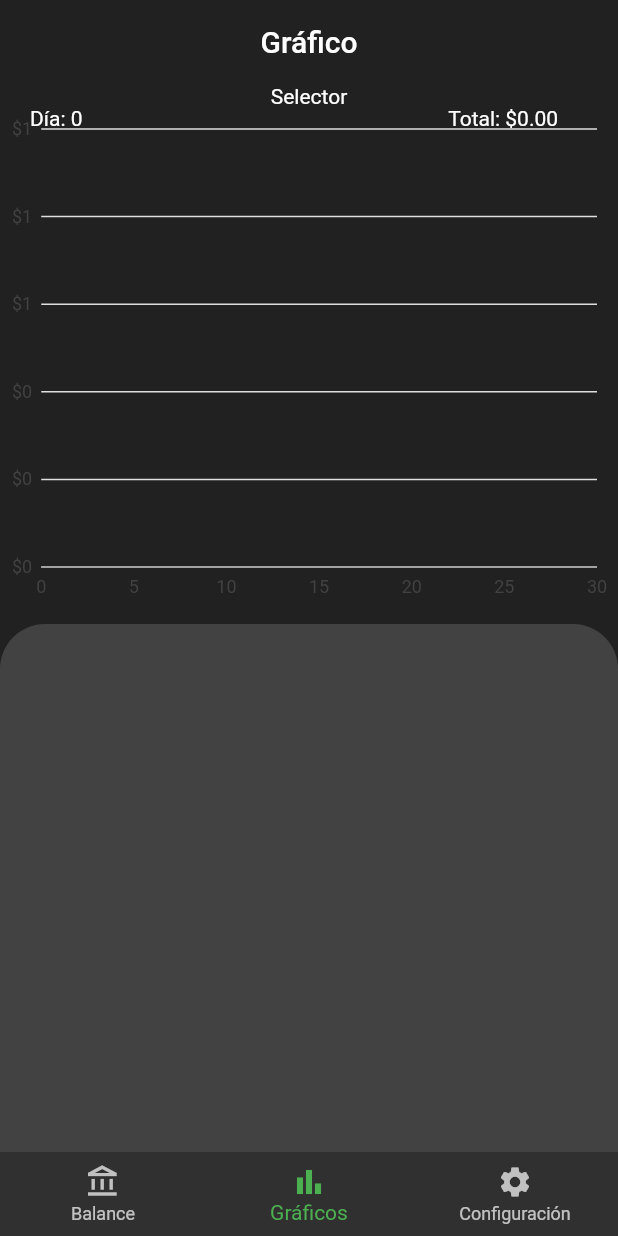
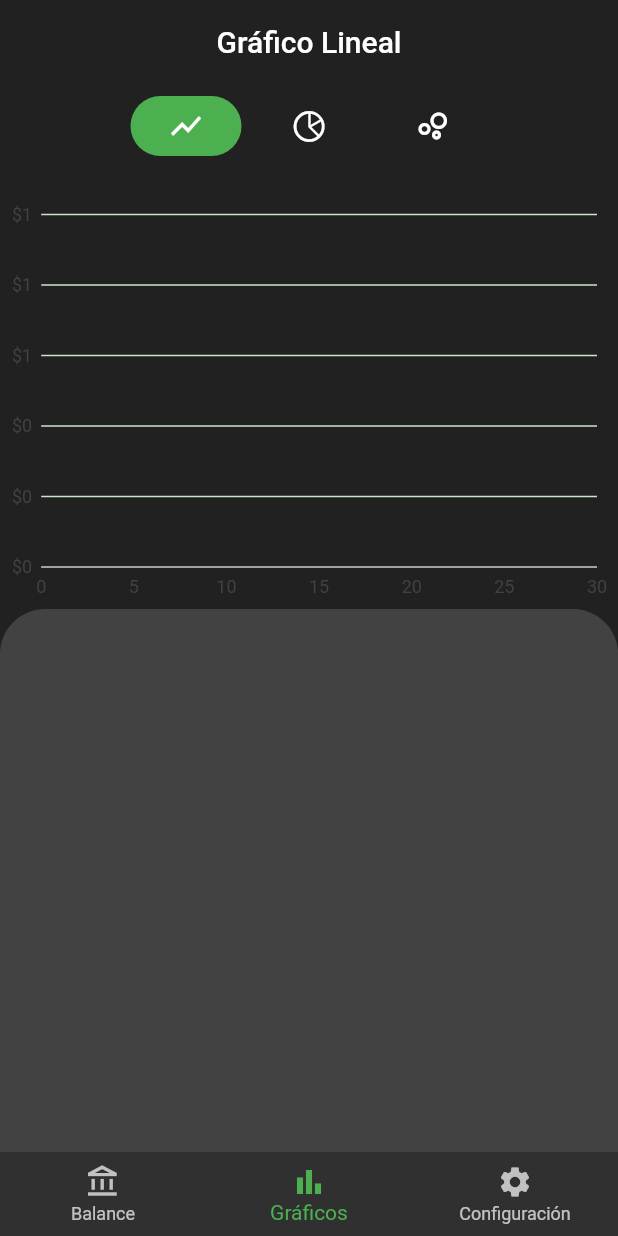
Before and after one commit to oscarvr10/Expenses-App, a Flutter app: the screen it shows after launch, item 2 of the bottom bar chosen, on a phone screen of 412 x 824 dp. Run offline on Flutter 3.47's test engine with Material 2 defaults, Android fonts, the phone set to English and light mode, and no system bars; our stand-ins replace charts_flutter, flutter_slidable, flutter_speed_dial, fluttertoast, percent_indicator, sqflite; missing offline and left inert: flutter_material_color_picker; accounts and stored records are empty.

Commit message:
Creacion de selector de graficos y diseño pantalla graficos

```diff
--- a/lib/main.dart
+++ b/lib/main.dart
@@ -1,6 +1,7 @@
 import 'package:exp_app/pages/add_entries.dart';
 import 'package:exp_app/pages/add_expenses.dart';
 import 'package:exp_app/pages/categories_details.dart';
+import 'package:exp_app/pages/expenses_details.dart';
 import 'package:exp_app/providers/expenses_provider.dart';
 import 'package:exp_app/providers/ui_provider.dart';
 import 'package:flutter/material.dart';
@@ -57,6 +58,7 @@ class MyApp extends StatelessWidget {
         'add_entries': (_) => const AddEntries(),
         'add_expenses': (_) => const AddExpenses(),
         'cat_details': (_) => const CategoriesDetails(),
+        'exp_details': (_) => const ExpensesDetails(),
       },
     );
   }
--- a/lib/pages/categories_details.dart
+++ b/lib/pages/categories_details.dart
@@ -27,6 +27,7 @@ class _CategoriesDetailsState extends State<CategoriesDetails> {
     var totalExpenses = getAmountFormat(getTotalExpenses(eList));
 
     cList = cList.where((e) => e.category == cModel!.category).toList();
+    cList.sort((a, b) => b.day.compareTo(a.day));
 
     return Scaffold(
       backgroundColor: Theme.of(context).primaryColorDark,
--- a/lib/pages/charts_page.dart
+++ b/lib/pages/charts_page.dart
@@ -1,7 +1,10 @@
-import 'package:exp_app/widgets/charts_page_wt/chart_line.dart';
-import 'package:exp_app/widgets/charts_page_wt/chart_pie.dart';
-import 'package:exp_app/widgets/charts_page_wt/chart_scatterplot.dart';
+import 'package:exp_app/providers/ui_provider.dart';
+import 'package:exp_app/widgets/charts_page_wt/chart_selector.dart';
+import 'package:exp_app/widgets/charts_page_wt/chart_switch.dart';
+import 'package:exp_app/widgets/charts_page_wt/per_category_list.dart';
+import 'package:exp_app/widgets/charts_page_wt/per_day_list.dart';
 import 'package:flutter/material.dart';
+import 'package:provider/provider.dart';
 
 import '../utils/constants.dart';
 
@@ -10,10 +13,18 @@ class ChartsPage extends StatelessWidget {
 
   @override
   Widget build(BuildContext context) {
+    final currentChart = context.watch<UIProvider>().selectedChart;
+    bool _isPerDay = false;
+
+    if (currentChart == 'Gráfico Lineal' ||
+        currentChart == 'Gráfico de Dispersión') {
+      _isPerDay = true;
+    }
+
     return Scaffold(
       backgroundColor: Theme.of(context).primaryColorDark,
       appBar: AppBar(
-        title: const Text('Gráfico'),
+        title: Text(currentChart),
         centerTitle: true,
         elevation: 0.0,
       ),
@@ -27,11 +38,9 @@ class ChartsPage extends StatelessWidget {
                 child: Column(
                   mainAxisSize: MainAxisSize.min,
                   children: const [
-                    Text('Selector'),
+                    ChartSelector(),
                     Expanded(
-                      // child: ChartLine(),
-                      // child: ChartPie(),
-                      child: ChartScatterPlot(),
+                      child: ChartSwitch(),
                     ),
                   ],
                 ),
@@ -40,7 +49,7 @@ class ChartsPage extends StatelessWidget {
           ),
           SliverToBoxAdapter(
             child: Container(
-              padding: const EdgeInsets.only(top: 10.0),
+              // padding: const EdgeInsets.only(top: 10.0),
               height: 40.0,
               color: Theme.of(context).scaffoldBackgroundColor,
               child: Container(
@@ -49,6 +58,7 @@ class ChartsPage extends StatelessWidget {
               ),
             ),
           ),
+          _isPerDay ? const PerDayList() : const PerCategoryList(),
         ],
       ),
     );
--- a/lib/pages/entries_details.dart
+++ b/lib/pages/entries_details.dart
@@ -67,6 +67,7 @@ class _EntriesDetailsState extends State<EntriesDetails> {
 
     if (etList.isNotEmpty) {
       hasData = true;
+      etList.sort((a, b) => b.day.compareTo(a.day));
     }
 
     return Scaffold(
--- a/lib/providers/ui_provider.dart
+++ b/lib/providers/ui_provider.dart
@@ -3,18 +3,23 @@ import 'package:flutter/material.dart';
 class UIProvider extends ChangeNotifier {
   int _bnbIndex = 0;
   int _selectedMonth = DateTime.now().month - 1;
+  String _selectedChart = 'Gráfico Lineal';
 
   int get bnbIndex => _bnbIndex;
-
   set bnbIndex(int i) {
     _bnbIndex = i;
     notifyListeners();
   }
 
   int get selectedMonth => _selectedMonth;
-
   set selectedMonth(int i) {
     _selectedMonth = i;
     notifyListeners();
   }
+
+  String get selectedChart => _selectedChart;
+  set selectedChart(String value) {
+    _selectedChart = value;
+    notifyListeners();
+  }
 }
--- a/lib/widgets/charts_page_wt/chart_scatterplot.dart
+++ b/lib/widgets/charts_page_wt/chart_scatterplot.dart
@@ -45,7 +45,7 @@ class _ChartScatterPlotState extends State<ChartScatterPlot> {
       children: [
         Positioned(
           top: -1,
-          left: 20,
+          left: 35,
           child: Text('Día: $catDay'),
         ),
         Positioned(
@@ -53,7 +53,9 @@ class _ChartScatterPlotState extends State<ChartScatterPlot> {
           right: 40,
           child: Text('$catName: ${getAmountFormat(catAmount)}'),
         ),
-        charts.ScatterPlotChart(
+        Padding(
+          padding: const EdgeInsets.only(top: 10.0),
+          child: charts.ScatterPlotChart(
             _series(cList, maxExp, _index),
             animate: _animated,
             primaryMeasureAxis: charts.NumericAxisSpec(
@@ -99,6 +101,7 @@ class _ChartScatterPlotState extends State<ChartScatterPlot> {
               ),
             ],
           ),
+        ),
       ],
     );
   }
--- /dev/null
+++ b/lib/widgets/charts_page_wt/chart_selector.dart
@@ -0,0 +1,75 @@
+import 'package:exp_app/providers/ui_provider.dart';
+import 'package:flutter/cupertino.dart';
+import 'package:flutter/material.dart';
+import 'package:provider/provider.dart';
+
+class ChartSelector extends StatefulWidget {
+  const ChartSelector({super.key});
+
+  @override
+  State<ChartSelector> createState() => _ChartSelectorState();
+}
+
+class _ChartSelectorState extends State<ChartSelector> {
+  @override
+  Widget build(BuildContext context) {
+    final currentChart = context.watch<UIProvider>().selectedChart;
+    final uiProvider = context.read<UIProvider>();
+
+    var _widgets = <Widget>[];
+
+    Map<String, IconData> typeChart = {
+      'Gráfico Lineal': Icons.show_chart_outlined,
+      'Gráfico Pie': CupertinoIcons.chart_pie,
+      'Gráfico de Dispersión': Icons.bubble_chart_outlined,
+    };
+
+    typeChart.forEach(
+      (name, icon) {
+        _widgets.add(
+          GestureDetector(
+            onTap: () {
+              setState(() {
+                uiProvider.selectedChart = name;
+              });
+            },
+            child: BubbleTab(
+              icon: icon,
+              selected: currentChart == name ? true : false,
+            ),
+          ),
+        );
+      },
+    );
+    return Padding(
+      padding: const EdgeInsets.only(top: 8.0, bottom: 25.0),
+      child: Wrap(
+        spacing: 8.0,
+        children: _widgets,
+      ),
+    );
+  }
+}
+
+class BubbleTab extends StatelessWidget {
+  final bool selected;
+  final IconData icon;
+
+  const BubbleTab({
+    super.key,
+    required this.selected,
+    required this.icon,
+  });
+
+  @override
+  Widget build(BuildContext context) {
+    return Container(
+      padding: const EdgeInsets.symmetric(horizontal: 25.0, vertical: 8.0),
+      decoration: BoxDecoration(
+        color: selected ? Colors.green : Colors.transparent,
+        borderRadius: BorderRadius.circular(20.0),
+      ),
+      child: Icon(icon),
+    );
+  }
+}
--- /dev/null
+++ b/lib/widgets/charts_page_wt/chart_switch.dart
@@ -0,0 +1,26 @@
+import 'package:exp_app/providers/ui_provider.dart';
+import 'package:exp_app/widgets/charts_page_wt/chart_line.dart';
+import 'package:exp_app/widgets/charts_page_wt/chart_pie.dart';
+import 'package:exp_app/widgets/charts_page_wt/chart_scatterplot.dart';
+import 'package:flutter/material.dart';
+import 'package:provider/provider.dart';
+
+class ChartSwitch extends StatelessWidget {
+  const ChartSwitch({super.key});
+
+  @override
+  Widget build(BuildContext context) {
+    final currentChart = context.watch<UIProvider>().selectedChart;
+
+    switch (currentChart) {
+      case 'Gráfico Lineal':
+        return const ChartLine();
+      case 'Gráfico Pie':
+        return const ChartPie();
+      case 'Gráfico de Dispersión':
+        return const ChartScatterPlot();
+      default:
+        return const ChartLine();
+    }
+  }
+}
```
Also changed, not shown: lib/pages/expenses_details.dart (+7 -3 lines), lib/utils/math_operations.dart (+19 -0 lines), lib/widgets/charts_page_wt/per_category_list.dart (added, +35 -0 lines), lib/widgets/charts_page_wt/per_day_list.dart (added, +80 -0 lines). Lines whose indentation alone changed are shown as unchanged.
